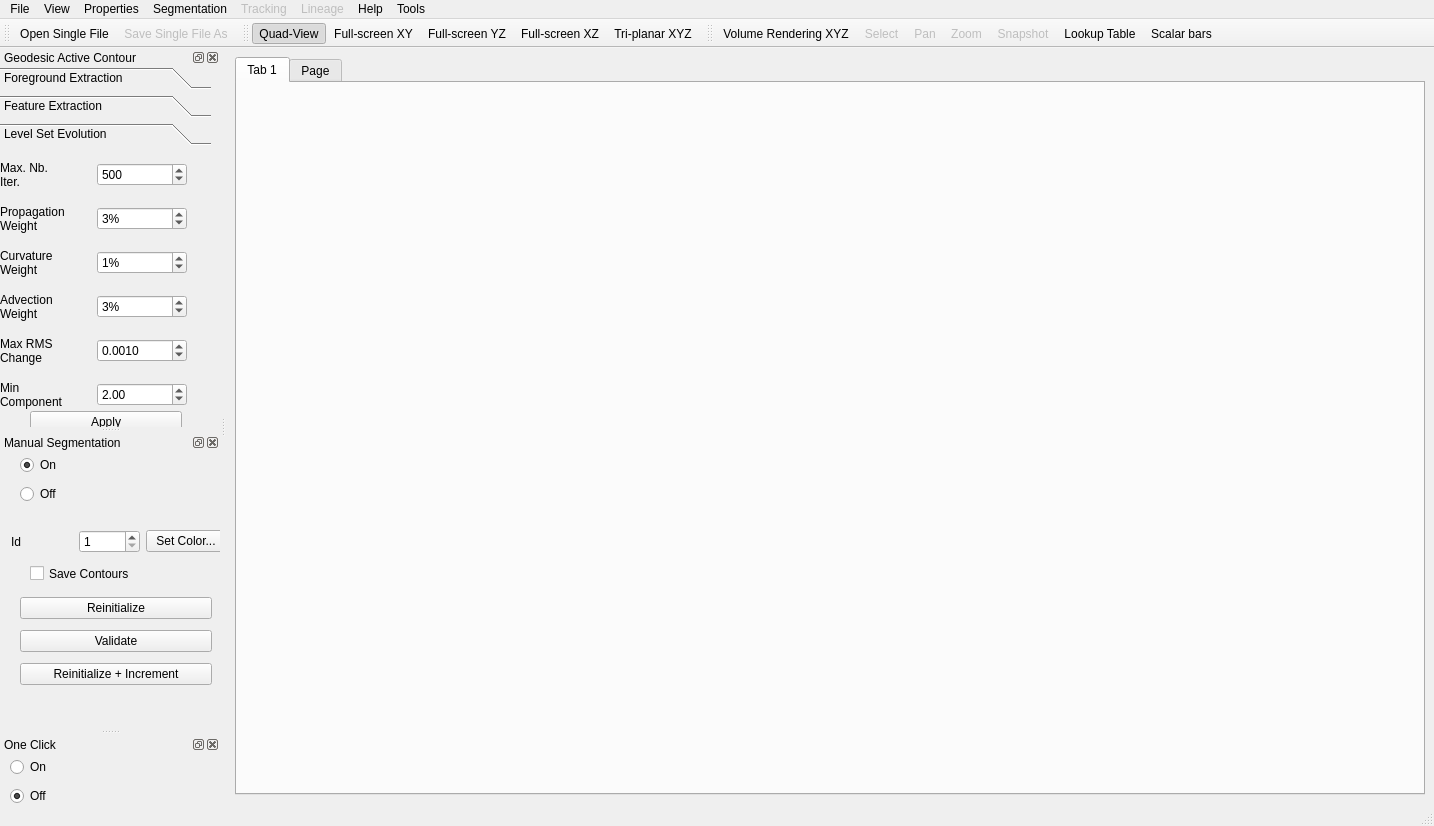
gofigure2/GoFigure2, file Code/GUI/go.ui: the form before one commit.
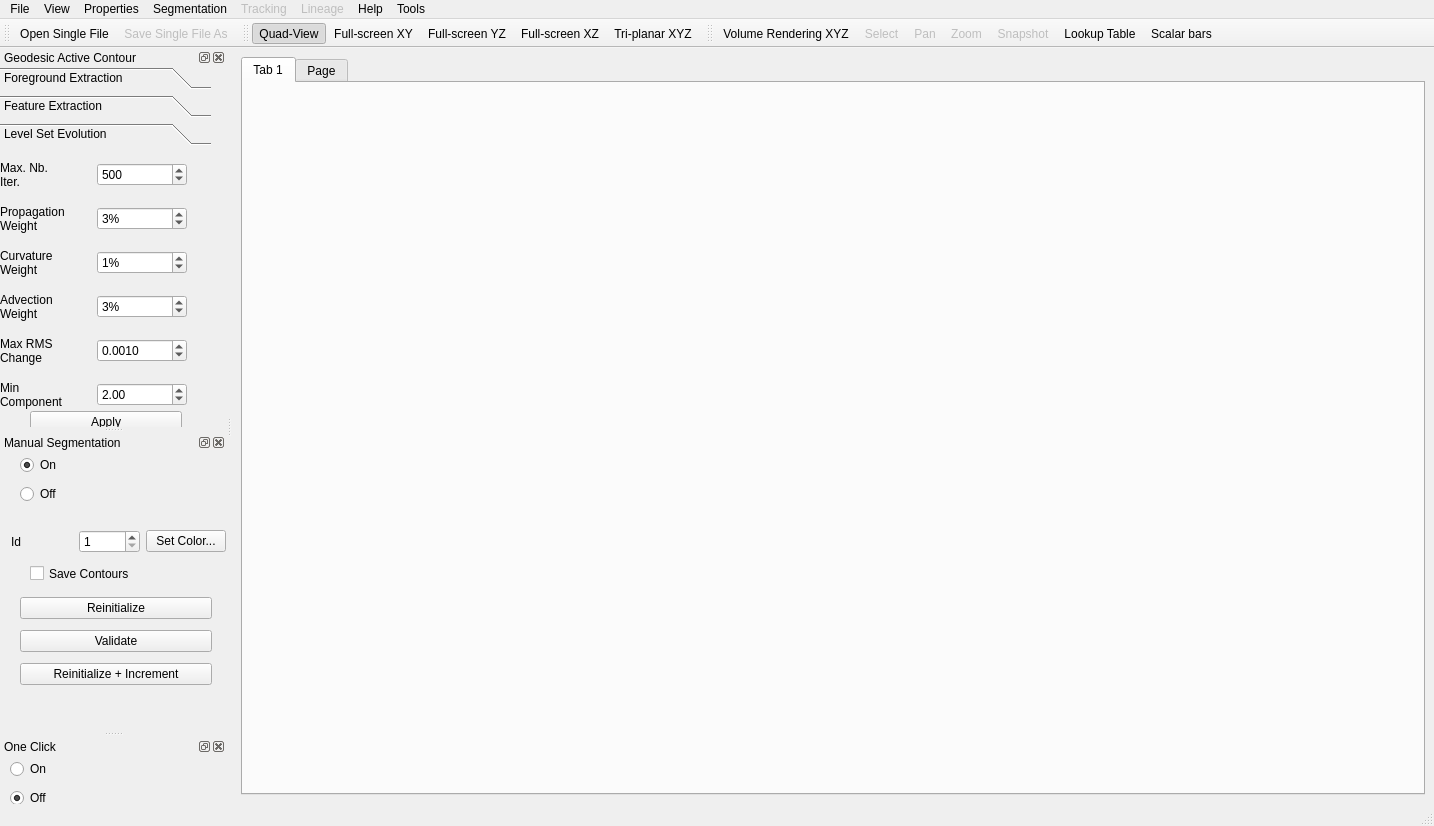
The form after the commit. Icons and pictures are not drawn.

The edit to the form file:
```diff
--- a/Code/GUI/go.ui
+++ b/Code/GUI/go.ui
@@ -223,14 +223,14 @@
    </property>
    <property name="minimumSize">
     <size>
-     <width>220</width>
-     <height>105</height>
+     <width>226</width>
+     <height>108</height>
     </size>
    </property>
    <property name="maximumSize">
     <size>
-     <width>323</width>
-     <height>590</height>
+     <width>329</width>
+     <height>593</height>
     </size>
    </property>
    <property name="floating">
@@ -849,8 +849,8 @@
   <widget class="QDockWidget" name="ManualSegmentationDockWidget">
    <property name="minimumSize">
     <size>
-     <width>220</width>
-     <height>82</height>
+     <width>226</width>
+     <height>85</height>
     </size>
    </property>
    <property name="windowTitle">
```
Left out of the diff: 240 changed lines with no effect on the pictures.
